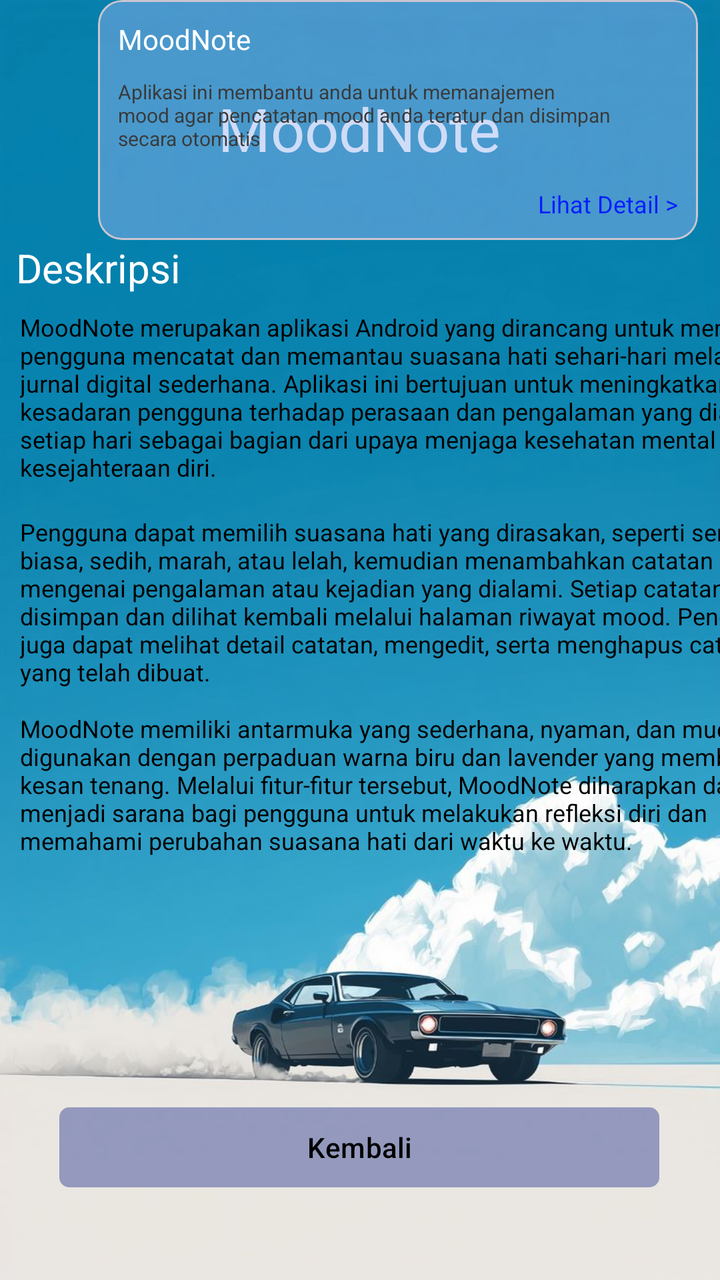
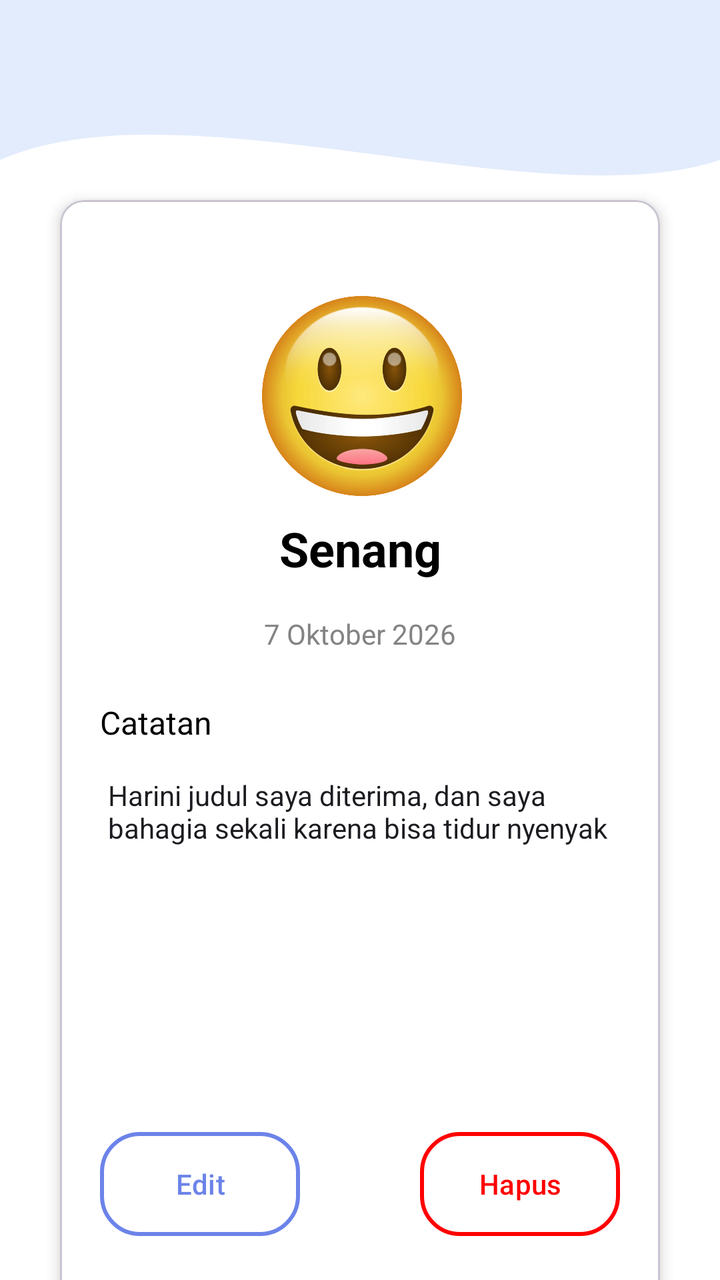

Two renders of the same Android screen: before a commit and after it. Below are the layout's source before the change and the commit's diff.
<!-- AndroidManifest.xml: application theme Theme.Projek_Marcel -->
<!-- res/layout/activity_detail.xml -->
<?xml version="1.0" encoding="utf-8"?>
<androidx.constraintlayout.widget.ConstraintLayout xmlns:android="http://schemas.android.com/apk/res/android"
    xmlns:app="http://schemas.android.com/apk/res-auto"
    xmlns:tools="http://schemas.android.com/tools"
    android:id="@+id/main"
    android:layout_width="match_parent"
    android:layout_height="match_parent"
    android:background="@drawable/wallpaper_2"
    tools:context=".DetailActivity">

    <TextView
        android:id="@+id/textView"
        android:layout_width="wrap_content"
        android:layout_height="wrap_content"
        android:layout_marginTop="44dp"
        android:text="MoodNote"
        android:textColor="@color/white"
        android:textSize="30dp"
        app:layout_constraintEnd_toEndOf="parent"
        app:layout_constraintHorizontal_bias="0.498"
        app:layout_constraintStart_toStartOf="parent"
        app:layout_constraintTop_toTopOf="parent" />

    <TextView
        android:id="@+id/textView7"
        android:layout_width="wrap_content"
        android:layout_height="wrap_content"
        android:layout_marginStart="8dp"
        android:layout_marginTop="36dp"
        android:text="Deskripsi"
        android:textColor="@color/white"
        android:textSize="20dp"
        app:layout_constraintStart_toStartOf="parent"
        app:layout_constraintTop_toBottomOf="@+id/textView" />

    <TextView
        android:id="@+id/textView2"
        android:layout_width="390dp"
        android:layout_height="wrap_content"
        android:layout_marginStart="10dp"
        android:layout_marginTop="8dp"
        android:text="@string/deskripsi_aplikasi_1"
        android:textColor="@color/black"
        android:textSize="12dp"
        app:layout_constraintEnd_toEndOf="parent"
        app:layout_constraintHorizontal_bias="0.0"
        app:layout_constraintStart_toStartOf="parent"
        app:layout_constraintTop_toBottomOf="@+id/textView7" />

    <TextView
        android:id="@+id/textView8"
        android:layout_width="390dp"
        android:layout_height="wrap_content"
        android:layout_marginStart="10dp"
        android:layout_marginTop="16dp"
        android:text="@string/deskripsi_aplikasi_2"
        android:textColor="@color/black"
        android:textSize="12dp"
        app:layout_constraintEnd_toEndOf="parent"
        app:layout_constraintHorizontal_bias="0.0"
        app:layout_constraintStart_toStartOf="parent"
        app:layout_constraintTop_toBottomOf="@+id/textView2" />

    <TextView
        android:id="@+id/textView9"
        android:layout_width="390dp"
        android:layout_height="wrap_content"
        android:layout_marginStart="10dp"
        android:layout_marginTop="12dp"
        android:text="@string/deskripsi_aplikasi_3"
        android:textColor="@color/black"
        android:textSize="12dp"
        app:layout_constraintEnd_toEndOf="parent"
        app:layout_constraintHorizontal_bias="0.0"
        app:layout_constraintStart_toStartOf="parent"
        app:layout_constraintTop_toBottomOf="@+id/textView8" />

    <com.google.android.material.button.MaterialButton
        android:id="@+id/btnKembali"
        android:layout_width="300dp"
        android:layout_height="wrap_content"
        android:layout_marginTop="308dp"
        android:backgroundTint="#3D1D2E89"
        android:text="Kembali"
        android:textColor="@color/black"
        app:cornerRadius="5dp"
        app:layout_constraintEnd_toEndOf="parent"
        app:layout_constraintHorizontal_bias="0.495"
        app:layout_constraintStart_toStartOf="parent"
        app:layout_constraintTop_toBottomOf="@+id/textView2" />





    <com.google.android.material.card.MaterialCardView
        android:id="@+id/materialCardView"
        android:layout_width="300dp"
        android:layout_height="120dp"
        android:layout_marginTop="16dp"
        android:backgroundTint="#7697B4F0"
        app:layout_constraintEnd_toEndOf="parent"
        app:layout_constraintHorizontal_bias="0.819"
        app:layout_constraintStart_toStartOf="parent"
        app:layout_constraintTop_toBottomOf="@+id/materialCardView2">

        <androidx.constraintlayout.widget.ConstraintLayout
            android:layout_width="match_parent"
            android:layout_height="match_parent"
            android:layout_margin="10dp">


            <TextView
                android:id="@+id/textView5"
                android:layout_width="wrap_content"
                android:layout_height="wrap_content"
                android:text="MoodNote"
                android:textColor="@color/white"
                app:layout_constraintStart_toStartOf="parent"
                app:layout_constraintTop_toTopOf="parent" />

            <TextView
                android:id="@+id/textView6"
                android:layout_width="250dp"
                android:layout_height="wrap_content"
                android:layout_marginTop="10dp"
                android:text="Aplikasi ini membantu anda untuk memanajemen mood agar pencatatan mood anda teratur dan disimpan secara otomatis"
                android:textColor="#3A3A3A"
                android:textSize="10dp"
                app:layout_constraintStart_toStartOf="parent"
                app:layout_constraintTop_toBottomOf="@+id/textView5" />

            <TextView
                android:id="@+id/txtLihatDetail"
                android:layout_width="wrap_content"
                android:layout_height="wrap_content"
                android:text="Lihat Detail >"
                android:textColor="@color/blue"
                android:textSize="12dp"
                app:layout_constraintBottom_toBottomOf="parent"
                app:layout_constraintEnd_toEndOf="parent" />


        </androidx.constraintlayout.widget.ConstraintLayout>

    </com.google.android.material.card.MaterialCardView>

</androidx.constraintlayout.widget.ConstraintLayout>
<!-- resources referenced by this layout -->
<resources>
  <color name="black">#FF000000</color>
  <color name="blue">#031DFF</color>
  <color name="white">#FFFFFFFF</color>
  <!-- drawable wallpaper_2: jpg bitmap (drawable, 37835 bytes) -->
  <string name="deskripsi_aplikasi_1">MoodNote merupakan aplikasi Android yang dirancang untuk membantu pengguna mencatat dan memantau suasana hati sehari-hari melalui jurnal digital sederhana. Aplikasi ini bertujuan untuk meningkatkan kesadaran pengguna terhadap perasaan dan pengalaman yang dialami setiap hari sebagai bagian dari upaya menjaga kesehatan mental dan kesejahteraan diri.</string>
  <string name="deskripsi_aplikasi_2">Pengguna dapat memilih suasana hati yang dirasakan, seperti senang, biasa, sedih, marah, atau lelah, kemudian menambahkan catatan singkat mengenai pengalaman atau kejadian yang dialami. Setiap catatan dapat disimpan dan dilihat kembali melalui halaman riwayat mood. Pengguna juga dapat melihat detail catatan, mengedit, serta menghapus catatan yang telah dibuat. </string>
  <string name="deskripsi_aplikasi_3">MoodNote memiliki antarmuka yang sederhana, nyaman, dan mudah digunakan dengan perpaduan warna biru dan lavender yang memberikan kesan tenang. Melalui fitur-fitur tersebut, MoodNote diharapkan dapat menjadi sarana bagi pengguna untuk melakukan refleksi diri dan memahami perubahan suasana hati dari waktu ke waktu. </string>
  <style name="Theme.Projek_Marcel" parent="Base.Theme.Projek_Marcel" />
  <style name="Base.Theme.Projek_Marcel" parent="Theme.Material3.DayNight.NoActionBar">
          
          
      </style>
</resources>

<!-- the commit's change to res/layout/activity_detail.xml (unified diff, before → after) -->
@@ -1,148 +1,145 @@
 <?xml version="1.0" encoding="utf-8"?>
-<androidx.constraintlayout.widget.ConstraintLayout xmlns:android="http://schemas.android.com/apk/res/android"
+<androidx.coordinatorlayout.widget.CoordinatorLayout
+    xmlns:android="http://schemas.android.com/apk/res/android"
     xmlns:app="http://schemas.android.com/apk/res-auto"
     xmlns:tools="http://schemas.android.com/tools"
+    android:background="@color/white"
     android:id="@+id/main"
     android:layout_width="match_parent"
     android:layout_height="match_parent"
-    android:background="@drawable/wallpaper_2"
-    tools:context=".DetailActivity">
+    tools:context=".toolbar.DetailActivity">
 
-    <TextView
-        android:id="@+id/textView"
-        android:layout_width="wrap_content"
-        android:layout_height="wrap_content"
-        android:layout_marginTop="44dp"
-        android:text="MoodNote"
-        android:textColor="@color/white"
-        android:textSize="30dp"
+    <View
+        android:id="@+id/background_header"
+        android:layout_width="match_parent"
+        android:layout_height="200dp"
+        android:background="@drawable/bg_header_wave"
+        android:backgroundTint="@color/background_color"
+        app:layout_constraintStart_toStartOf="parent"
         app:layout_constraintEnd_toEndOf="parent"
-        app:layout_constraintHorizontal_bias="0.498"
-        app:layout_constraintStart_toStartOf="parent"
         app:layout_constraintTop_toTopOf="parent" />
+    <androidx.appcompat.widget.Toolbar
+        android:id="@+id/toolbar"
+        android:layout_width="match_parent"
+        android:layout_height="?attr/actionBarSize"
+        android:background="@color/background_color"
+        app:subtitleTextColor="@android:color/black"
+        app:titleTextColor="@android:color/black" />
 
-    <TextView
-        android:id="@+id/textView7"
-        android:layout_width="wrap_content"
-        android:layout_height="wrap_content"
-        android:layout_marginStart="8dp"
-        android:layout_marginTop="36dp"
-        android:text="Deskripsi"
-        android:textColor="@color/white"
-        android:textSize="20dp"
-        app:layout_constraintStart_toStartOf="parent"
-        app:layout_constraintTop_toBottomOf="@+id/textView" />
-
-    <TextView
-        android:id="@+id/textView2"
-        android:layout_width="390dp"
-        android:layout_height="wrap_content"
-        android:layout_marginStart="10dp"
-        android:layout_marginTop="8dp"
-        android:text="@string/deskripsi_aplikasi_1"
-        android:textColor="@color/black"
-        android:textSize="12dp"
+    <com.google.android.material.card.MaterialCardView
+        app:cardBackgroundColor="@color/white"
+        android:id="@+id/materialCardView"
+        android:layout_width="match_parent"
+        android:layout_height="561dp"
+        android:layout_gravity="center_horizontal"
+        android:layout_marginHorizontal="30dp"
+        android:layout_marginTop="100dp"
         app:layout_constraintEnd_toEndOf="parent"
-        app:layout_constraintHorizontal_bias="0.0"
-        app:layout_constraintStart_toStartOf="parent"
-        app:layout_constraintTop_toBottomOf="@+id/textView7" />
-
-    <TextView
-        android:id="@+id/textView8"
-        android:layout_width="390dp"
-        android:layout_height="wrap_content"
-        android:layout_marginStart="10dp"
-        android:layout_marginTop="16dp"
-        android:text="@string/deskripsi_aplikasi_2"
-        android:textColor="@color/black"
-        android:textSize="12dp"
-        app:layout_constraintEnd_toEndOf="parent"
-        app:layout_constraintHorizontal_bias="0.0"
-        app:layout_constraintStart_toStartOf="parent"
-        app:layout_constraintTop_toBottomOf="@+id/textView2" />
-
-    <TextView
-        android:id="@+id/textView9"
-        android:layout_width="390dp"
-        android:layout_height="wrap_content"
-        android:layout_marginStart="10dp"
-        android:layout_marginTop="12dp"
-        android:text="@string/deskripsi_aplikasi_3"
-        android:textColor="@color/black"
-        android:textSize="12dp"
-        app:layout_constraintEnd_toEndOf="parent"
-        app:layout_constraintHorizontal_bias="0.0"
-        app:layout_constraintStart_toStartOf="parent"
-        app:layout_constraintTop_toBottomOf="@+id/textView8" />
-
-    <com.google.android.material.button.MaterialButton
-        android:id="@+id/btnKembali"
-        android:layout_width="300dp"
-        android:layout_height="wrap_content"
-        android:layout_marginTop="308dp"
-        android:backgroundTint="#3D1D2E89"
-        android:text="Kembali"
-        android:textColor="@color/black"
-        app:cornerRadius="5dp"
-        app:layout_constraintEnd_toEndOf="parent"
+        app:cardElevation="4dp"
         app:layout_constraintHorizontal_bias="0.495"
         app:layout_constraintStart_toStartOf="parent"
-        app:layout_constraintTop_toBottomOf="@+id/textView2" />
-
-
-
-
-
-    <com.google.android.material.card.MaterialCardView
-        android:id="@+id/materialCardView"
-        android:layout_width="300dp"
-        android:layout_height="120dp"
-        android:layout_marginTop="16dp"
-        android:backgroundTint="#7697B4F0"
-        app:layout_constraintEnd_toEndOf="parent"
-        app:layout_constraintHorizontal_bias="0.819"
-        app:layout_constraintStart_toStartOf="parent"
-        app:layout_constraintTop_toBottomOf="@+id/materialCardView2">
+        app:layout_constraintTop_toBottomOf="@+id/imageView2">
 
         <androidx.constraintlayout.widget.ConstraintLayout
             android:layout_width="match_parent"
             android:layout_height="match_parent"
-            android:layout_margin="10dp">
-
+android:layout_margin="20dp"
+            >
 
             <TextView
-                android:id="@+id/textView5"
+                android:id="@+id/textView4"
                 android:layout_width="wrap_content"
                 android:layout_height="wrap_content"
-                android:text="MoodNote"
-                android:textColor="@color/white"
+                android:layout_marginTop="10dp"
+                android:text="Senang"
+                android:textColor="@color/black"
+                android:textSize="24dp"
+                android:textStyle="bold"
+                app:layout_constraintEnd_toEndOf="parent"
                 app:layout_constraintStart_toStartOf="parent"
-                app:layout_constraintTop_toTopOf="parent" />
+                app:layout_constraintTop_toBottomOf="@+id/imageView3" />
+
+            <ImageView
+                android:id="@+id/imageView3"
+                android:layout_width="100dp"
+                android:layout_height="100dp"
+                android:layout_marginTop="28dp"
+                app:layout_constraintEnd_toEndOf="parent"
+                app:layout_constraintHorizontal_bias="0.506"
+                app:layout_constraintStart_toStartOf="parent"
+                app:layout_constraintTop_toTopOf="parent"
+                app:srcCompat="@drawable/emoji_bahagia" />
 
             <TextView
-                android:id="@+id/textView6"
-                android:layout_width="250dp"
+                android:id="@+id/textView10"
+                android:layout_width="wrap_content"
                 android:layout_height="wrap_content"
-                android:layout_marginTop="10dp"
-                android:text="Aplikasi ini membantu anda untuk memanajemen mood agar pencatatan mood anda teratur dan disimpan secara otomatis"
-                android:textColor="#3A3A3A"
-                android:textSize="10dp"
+                android:layout_marginTop="17dp"
+                android:text="7 Oktober 2026"
+                android:textColor="@color/deskripsi_text_color"
+                app:layout_constraintEnd_toEndOf="parent"
                 app:layout_constraintStart_toStartOf="parent"
-                app:layout_constraintTop_toBottomOf="@+id/textView5" />
+                app:layout_constraintTop_toBottomOf="@+id/textView4" />
 
             <TextView
-                android:id="@+id/txtLihatDetail"
+                android:id="@+id/textView11"
                 android:layout_width="wrap_content"
                 android:layout_height="wrap_content"
-                android:text="Lihat Detail >"
-                android:textColor="@color/blue"
-                android:textSize="12dp"
-                app:layout_constraintBottom_toBottomOf="parent"
-                app:layout_constraintEnd_toEndOf="parent" />
+                android:layout_marginTop="24dp"
+                android:text="Catatan"
 
+                android:textColor="@color/black"
+                android:textSize="16dp"
+                app:layout_constraintStart_toStartOf="parent"
+                app:layout_constraintTop_toBottomOf="@+id/textView10" />
+
+            <EditText
+                android:id="@+id/edtCatatan"
+                android:layout_width="match_parent"
+                android:layout_height="150dp"
+                android:layout_marginTop="12dp"
+                android:ems="10"
+                android:gravity="top"
+                android:background="@null"
+                android:padding="4dp"
+                android:hint="Edit catatan"
+                android:inputType="textMultiLine|textCapSentences"
+                android:text="Harini judul saya diterima, dan saya bahagia sekali karena bisa tidur nyenyak"
+                android:textSize="14dp"
+                app:layout_constraintTop_toBottomOf="@+id/textView11"
+                tools:layout_editor_absoluteX="0dp" />
+
+            <com.google.android.material.button.MaterialButton
+                android:id="@+id/btnEdit"
+                android:layout_width="100dp"
+                android:layout_height="60dp"
+                android:layout_marginTop="28dp"
+                android:backgroundTint="@color/white"
+                android:text="Edit"
+                android:textColor="@color/primary_color"
+                app:cornerRadius="20dp"
+                app:layout_constraintStart_toStartOf="parent"
+                app:layout_constraintTop_toBottomOf="@+id/edtCatatan"
+
+                app:strokeColor="@color/primary_color"
+                app:strokeWidth="2dp" />
+
+            <com.google.android.material.button.MaterialButton
+                android:id="@+id/btnHapus"
+                android:backgroundTint="@color/white"
+                app:cornerRadius="20dp"
+                android:textColor="@color/red"
+                app:strokeColor="@color/red"
+                app:strokeWidth="2dp"
+                android:layout_width="100dp"
+                android:layout_height="60dp"
+                android:text="Hapus"
+                app:layout_constraintBottom_toBottomOf="@+id/btnEdit"
+                app:layout_constraintEnd_toEndOf="parent"
+                app:layout_constraintTop_toTopOf="@+id/btnEdit" />
 
         </androidx.constraintlayout.widget.ConstraintLayout>
 
     </com.google.android.material.card.MaterialCardView>
 
-</androidx.constraintlayout.widget.ConstraintLayout>
+</androidx.coordinatorlayout.widget.CoordinatorLayout>
<!-- resource entries referenced after the edit -->
@@ -1,12 +1,23 @@
 <!-- resources referenced by this layout -->
 <resources>
+  <color name="background_color">#E3ECFD</color>
   <color name="black">#FF000000</color>
-  <color name="blue">#031DFF</color>
+  <color name="deskripsi_text_color">#838383</color>
+  <color name="primary_color">#6C83E8</color>
+  <color name="red">#FF0000</color>
   <color name="white">#FFFFFFFF</color>
-  <!-- drawable wallpaper_2: jpg bitmap (drawable, 37835 bytes) -->
-  <string name="deskripsi_aplikasi_1">MoodNote merupakan aplikasi Android yang dirancang untuk membantu pengguna mencatat dan memantau suasana hati sehari-hari melalui jurnal digital sederhana. Aplikasi ini bertujuan untuk meningkatkan kesadaran pengguna terhadap perasaan dan pengalaman yang dialami setiap hari sebagai bagian dari upaya menjaga kesehatan mental dan kesejahteraan diri.</string>
-  <string name="deskripsi_aplikasi_2">Pengguna dapat memilih suasana hati yang dirasakan, seperti senang, biasa, sedih, marah, atau lelah, kemudian menambahkan catatan singkat mengenai pengalaman atau kejadian yang dialami. Setiap catatan dapat disimpan dan dilihat kembali melalui halaman riwayat mood. Pengguna juga dapat melihat detail catatan, mengedit, serta menghapus catatan yang telah dibuat. </string>
-  <string name="deskripsi_aplikasi_3">MoodNote memiliki antarmuka yang sederhana, nyaman, dan mudah digunakan dengan perpaduan warna biru dan lavender yang memberikan kesan tenang. Melalui fitur-fitur tersebut, MoodNote diharapkan dapat menjadi sarana bagi pengguna untuk melakukan refleksi diri dan memahami perubahan suasana hati dari waktu ke waktu. </string>
+  <!-- drawable bg_header_wave (drawable) -->
+  <?xml version="1.0" encoding="utf-8"?>
+  <vector xmlns:android="http://schemas.android.com/apk/res/android"
+      android:width="100dp"
+      android:height="100dp"
+      android:viewportWidth="100"
+      android:viewportHeight="100">
+      <path
+          android:fillColor="?attr/colorPrimary"
+          android:pathData="M0,0 L100,0 L100,40 C75,55 25,20 0,40 Z" />
+  </vector>
+  <!-- drawable emoji_bahagia: png bitmap (drawable, 62134 bytes) -->
   <style name="Theme.Projek_Marcel" parent="Base.Theme.Projek_Marcel" />
   <style name="Base.Theme.Projek_Marcel" parent="Theme.Material3.DayNight.NoActionBar">
           
